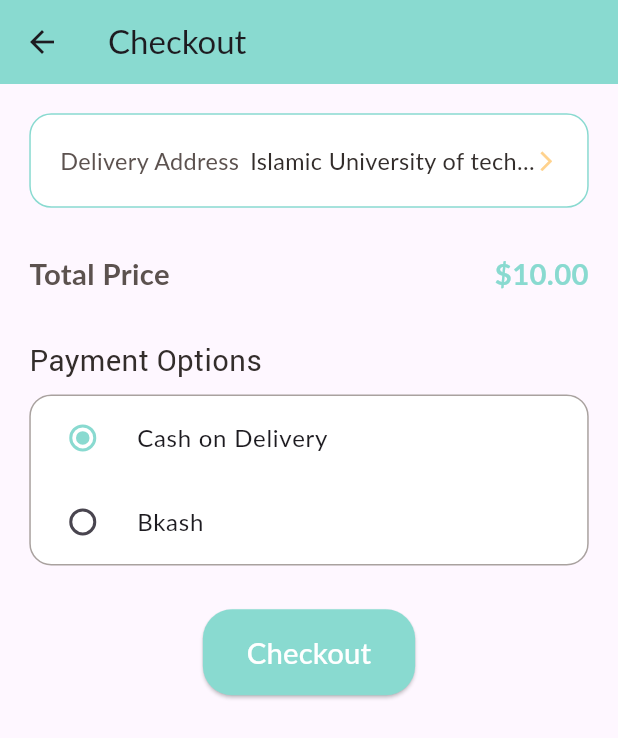
After one commit to ibrahimamam1/iut-eats, a Flutter app: the CheckoutPage screen opened by its route, on a phone screen of 412 x 824 dp. The commit adds this screen. Shown: the top 738 px of the screen. Run offline on Flutter 3.47's test engine with Material 3 defaults, Android fonts, the phone set to English and light mode, and no system bars; our stand-ins replace dots_indicator, geocoding, geolocator, get, google_maps_flutter, shared_preferences; accounts and stored records are empty; network calls fail; Roboto replaces fonts that are missing (Lato).

Commit message:
Added Checkout page

```diff
--- a/lib/pages/cart/cart_page.dart
+++ b/lib/pages/cart/cart_page.dart
@@ -203,15 +203,17 @@ class Cartpage extends StatelessWidget{
                   if(Get.find<AuthController>().userLoggedIn()){
                     print("logged in?");
                     cartController.addToHistory();
+                    Get.toNamed(RouteHelper.getCheckoutPage());
                     // Get.snackbar("Order Success", "Your Order is being Processed");
-                     if(Get.find<LocationController>().addressList.isEmpty){
+                     /*if(Get.find<LocationController>().addressList.isEmpty){
                        Get.toNamed(RouteHelper.getAddressPage());
                      }else{
                        Get.offNamed(RouteHelper.getInitial());
-                     }
+                     }*/
                   }else{
                       Get.toNamed(RouteHelper.getSignInPage());
                   }
+
 
                 },
                 child: Container(
--- /dev/null
+++ b/lib/pages/checkout/checkout_page.dart
@@ -0,0 +1,175 @@
+import 'package:flutter/material.dart';
+import 'package:get/get.dart';
+import 'package:iut_eats/widgets/big_text.dart';
+import '../../utils/colors.dart';
+import '../../utils/dimensions.dart';
+
+class CheckoutPage extends StatefulWidget {
+  final String address;
+  final double totalPrice;
+
+  const CheckoutPage({required this.address, required this.totalPrice, super.key});
+
+  @override
+  _CheckoutPageState createState() => _CheckoutPageState();
+}
+
+class _CheckoutPageState extends State<CheckoutPage> {
+  String selectedPayment = 'cash_on_delivery';
+
+  @override
+  Widget build(BuildContext context) {
+    return Scaffold(
+      appBar: AppBar(
+        title: const Text('Checkout'),
+        backgroundColor: AppColors.mainColor,
+        elevation: 0,
+      ),
+      body: Padding(
+        padding: EdgeInsets.all(Dimensions.width20),
+        child: Column(
+          crossAxisAlignment: CrossAxisAlignment.start,
+          children: [
+            // Address Field
+            GestureDetector(
+              onTap: () {
+                Get.toNamed('/address-selection'); // Navigate to address selection page
+              },
+              child: Container(
+                padding: EdgeInsets.all(Dimensions.width20),
+                decoration: BoxDecoration(
+                  border: Border.all(color: AppColors.mainColor),
+                  borderRadius: BorderRadius.circular(Dimensions.radius15),
+                  color: Colors.white,
+                ),
+                child: Row(
+                  mainAxisAlignment: MainAxisAlignment.spaceBetween,
+                  children: [
+                    Text(
+                      'Delivery Address',
+                      style: TextStyle(
+                        fontSize: Dimensions.font16,
+                        color: AppColors.titleColor,
+                      ),
+                    ),
+                    Expanded(
+                      child: Text(
+                        widget.address.isEmpty ? 'Select Address' : widget.address,
+                        style: TextStyle(
+                          fontSize: Dimensions.font16,
+                          color: AppColors.mainBlackColor,
+                        ),
+                        textAlign: TextAlign.end,
+                        overflow: TextOverflow.ellipsis,
+                      ),
+                    ),
+                    Icon(
+                      Icons.arrow_forward_ios,
+                      size: Dimensions.iconSize16,
+                      color: AppColors.iconColor1,
+                    ),
+                  ],
+                ),
+              ),
+            ),
+            SizedBox(height: Dimensions.height20),
+
+            // Total Price Display
+            Container(
+              padding: EdgeInsets.symmetric(vertical: Dimensions.height10),
+              child: Row(
+                mainAxisAlignment: MainAxisAlignment.spaceBetween,
+                children: [
+                  Text(
+                    'Total Price',
+                    style: TextStyle(
+                      fontSize: Dimensions.font20,
+                      fontWeight: FontWeight.bold,
+                      color: AppColors.titleColor,
+                    ),
+                  ),
+                  Text(
+                    '\$${widget.totalPrice.toStringAsFixed(2)}',
+                    style: TextStyle(
+                      fontSize: Dimensions.font20,
+                      fontWeight: FontWeight.bold,
+                      color: AppColors.mainColor,
+                    ),
+                  ),
+                ],
+              ),
+            ),
+            SizedBox(height: Dimensions.height20),
+
+            // Payment Options
+            BigText(text: "Payment Options"),
+            SizedBox(height: Dimensions.height10),
+            Container(
+              decoration: BoxDecoration(
+                border: Border.all(color: AppColors.signColor),
+                borderRadius: BorderRadius.circular(Dimensions.radius15),
+                color: Colors.white,
+              ),
+              child: Column(
+                children: [
+                  RadioListTile<String>(
+                    title: const Text('Cash on Delivery'),
+                    value: 'cash_on_delivery',
+                    groupValue: selectedPayment,
+                    onChanged: (value) {
+                      setState(() {
+                        selectedPayment = value!;
+                      });
+                    },
+                    activeColor: AppColors.mainColor,
+                    contentPadding: EdgeInsets.symmetric(horizontal: Dimensions.width15),
+                  ),
+                  RadioListTile<String>(
+                    title: const Text('Bkash'),
+                    value: 'bkash',
+                    groupValue: selectedPayment,
+                    onChanged: (value) {
+                      setState(() {
+                        selectedPayment = value!;
+                      });
+                    },
+                    activeColor: AppColors.mainColor,
+                    contentPadding: EdgeInsets.symmetric(horizontal: Dimensions.width15),
+                  ),
+                ],
+              ),
+            ),
+            SizedBox(height: Dimensions.height30),
+
+            // Checkout Button
+            Center(
+              child: ElevatedButton(
+                onPressed: () {
+                  // Add your checkout logic here (e.g., process the order)
+                  print('Selected Payment: $selectedPayment');
+                },
+                style: ElevatedButton.styleFrom(
+                  backgroundColor: AppColors.mainColor,
+                  padding: EdgeInsets.symmetric(
+                    horizontal: Dimensions.width30,
+                    vertical: Dimensions.height15,
+                  ),
+                  shape: RoundedRectangleBorder(
+                    borderRadius: BorderRadius.circular(Dimensions.radius20),
+                  ),
+                ),
+                child: Text(
+                  'Checkout',
+                  style: TextStyle(
+                    fontSize: Dimensions.font20,
+                    color: Colors.white,
+                  ),
+                ),
+              ),
+            ),
+          ],
+        ),
+      ),
+    );
+  }
+}
--- a/lib/routes/route_helper.dart
+++ b/lib/routes/route_helper.dart
@@ -2,6 +2,7 @@ import 'package:get/get.dart';
 import 'package:iut_eats/base/success_page.dart';
 import 'package:iut_eats/pages/cart/cart_history.dart';
 import 'package:iut_eats/pages/cart/cart_page.dart';
+import 'package:iut_eats/pages/checkout/checkout_page.dart';
 import 'package:iut_eats/pages/food/popular_food_detail.dart';
 import 'package:iut_eats/pages/food/recomended_food_detail.dart';
 import 'package:iut_eats/pages/home/food_search_result.dart';
@@ -21,6 +22,7 @@ class RouteHelper{
   static const String cartPage = "/cart-page";
   static const String signIn = "/sign-in";
   static const String cartHisotryPage = "/cart-history";
+  static const String checkoutPage = "/checkout";
   static const String successPage = "/success-page";
   static const String addAddress="/add-address";
   static const String pickAddressMap="/pick-address";
@@ -33,6 +35,7 @@ class RouteHelper{
   static String getCartPage()=>cartPage;
   static String getSignInPage() => '$signIn';
   static String getCartHistoryPage()=>cartHisotryPage;
+  static String getCheckoutPage()=>checkoutPage;
   static String getSuccessPage()=>successPage;
   static String getAddressPage()=>'$addAddress';
   static String getPickAddressPage()=>'$pickAddressMap';
@@ -77,6 +80,11 @@ class RouteHelper{
     },
         transition: Transition.fadeIn
     ),
+    GetPage(name: checkoutPage, page: (){
+      return const CheckoutPage(address: 'Islamic University of technology' , totalPrice: 10);
+    },
+        transition: Transition.fadeIn
+    ),
     GetPage(name: successPage, page: (){
       return const SuccessPage();
     }),
```
